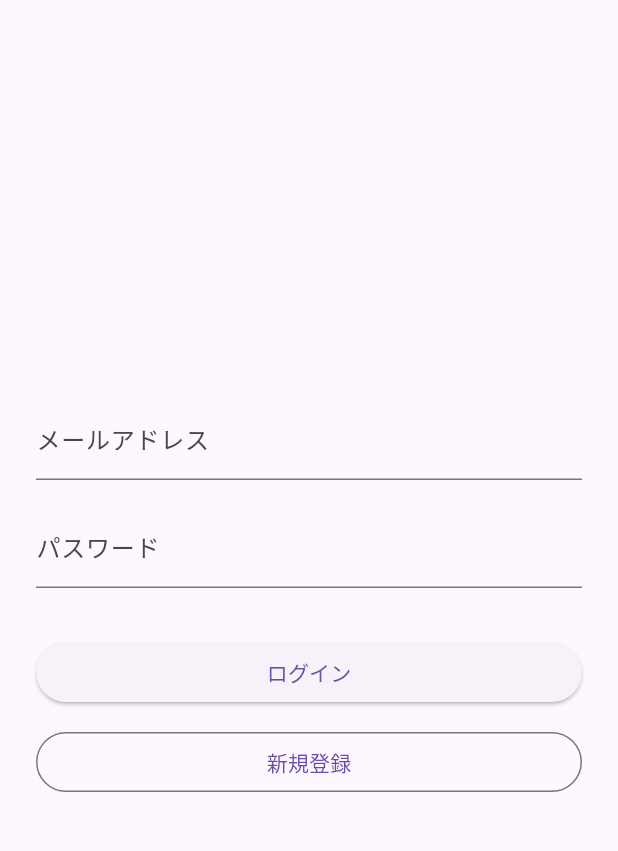
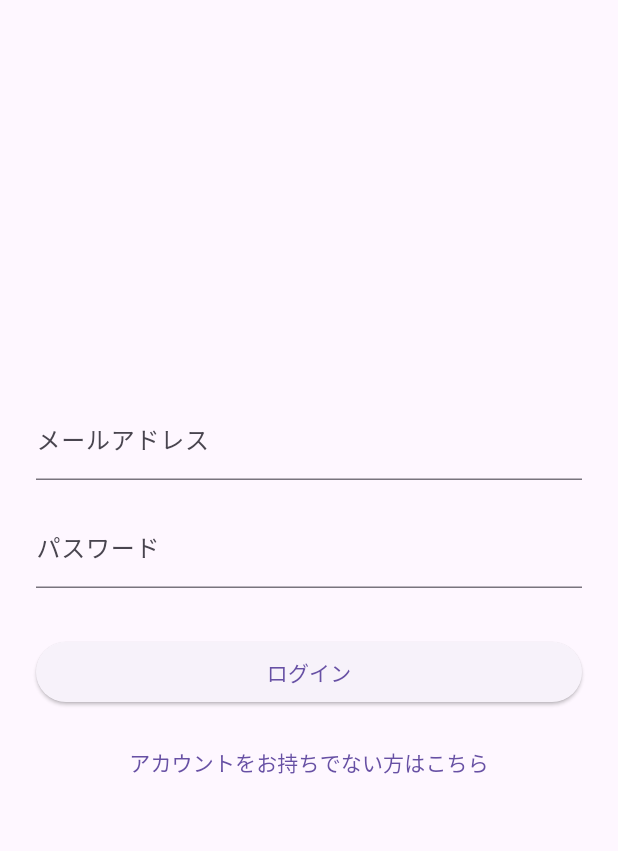
Before and after one commit to miyabot/flutter_bomb_chat_app, a Flutter app: the screen it shows after launch, on a phone screen of 412 x 824 dp, the part 63-914 px from its top. Run offline on Flutter 3.47's test engine with Material 3 defaults, Android fonts, the phone set to English and light mode, and no system bars; our stand-ins replace cloud_firestore, firebase_auth, firebase_core, flutter_riverpod; accounts and stored records are empty.

```diff
--- a/lib/screens/login_screen.dart
+++ b/lib/screens/login_screen.dart
@@ -1,3 +1,6 @@
+import 'dart:math';
+
+import 'package:bomb_chat/screens/register_screen.dart';
 import 'package:cloud_firestore/cloud_firestore.dart';
 import 'package:flutter/material.dart';
 import 'package:firebase_auth/firebase_auth.dart';
@@ -35,32 +38,6 @@ class _LoginScreenState extends ConsumerState<LoginScreen> {
       ScaffoldMessenger.of(
         context,
       ).showSnackBar(SnackBar(content: Text('ログイン失敗：$e')));
-    }
-
-    setState(() => _isLoading = false);
-  }
-
-  // Firebase Authenticationによる新規アカウント登録処理
-  Future<void> _register() async {
-    setState(() => _isLoading = true);
-
-    try {
-      //メールアドレスとパスワードで新規登録
-      await ref.read(authProvider).createUserWithEmailAndPassword(
-        email: _emailController.text.trim(),
-        password: _passwordController.text.trim(),
-      );
-      //新規登録時にfirestoreにもユーザー情報追加
-      await ref.read(firestoreProvider).collection('users').add({
-        'email':_emailController.text.trim(),
-        'createdAt':FieldValue.serverTimestamp(),
-        'uid':ref.read(authProvider).currentUser!.uid,
-      });
-    } catch (e) {
-      // 登録失敗時はSnackBarでエラー内容を表示
-      ScaffoldMessenger.of(
-        context,
-      ).showSnackBar(SnackBar(content: Text('登録失敗：$e')));
     }
 
     setState(() => _isLoading = false);
@@ -105,9 +82,14 @@ class _LoginScreenState extends ConsumerState<LoginScreen> {
 
               SizedBox(
                 width: double.infinity,
-                child: OutlinedButton(
-                  onPressed: _register,
-                  child: const Text('新規登録'),
+                child:TextButton(
+                  onPressed: () {
+                    Navigator.push(
+                      context,
+                      MaterialPageRoute(builder: (context) => const RegisterScreen()),
+                    );
+                  },
+                  child: const Text('アカウントをお持ちでない方はこちら'),
                 ),
               ),
             ],
--- a/lib/screens/room_list_screen.dart
+++ b/lib/screens/room_list_screen.dart
@@ -15,7 +15,7 @@ class _RoomListScreenState extends ConsumerState<RoomListScreen> {
 
   @override
   Widget build(BuildContext context) {
-    final roomList = ref.watch(roomProvider);
+    final roomList = ref.watch(roomsProvider);
     return roomList.when(
       data:(snapshot){
         final docs = snapshot.docs;
--- /dev/null
+++ b/lib/やっておきたいこと.txt
@@ -0,0 +1,21 @@
+■ログイン画面
+　・ログインと新規登録が同じ画面なので、画面を分ける
+　・UIをリッチにする
+　・パスワードを忘れた時用の画面も作る
+
+■ルーム選択画面
+　・UIをリッチにする
+　・ログアウトが出来ない
+　・ルームの追加はもっと分かりやすくしたい
+　・ルームアイコンを設定できるようにしたい
+　・ルーム名の横に人数を記載→グループ名(3)みたいな
+
+■ルーム追加画面
+　・UIをリッチにする
+　・追加する前に最初から追加しておくユーザーを指定(★検討中)
+
+■チャット画面
+　・画像の送信(★検討中)
+　・ユーザ名をメアドではなく登録したユーザ名にする
+　・ユーザ名はコンテナの中ではなくコンテナの上に置きたい(ユーザ名の長さによってコンテナが引き延ばされるため)
+　・ユーザーの追加やログアウト機能はハンバーガーメニューにまとめておきたい
```
Also changed, not shown: lib/providers.dart (+53 -9 lines), lib/screens/chat_screen.dart (+7 -0 lines), lib/screens/invite_screen.dart (added, +77 -0 lines), lib/screens/register_screen.dart (added, +82 -0 lines).
